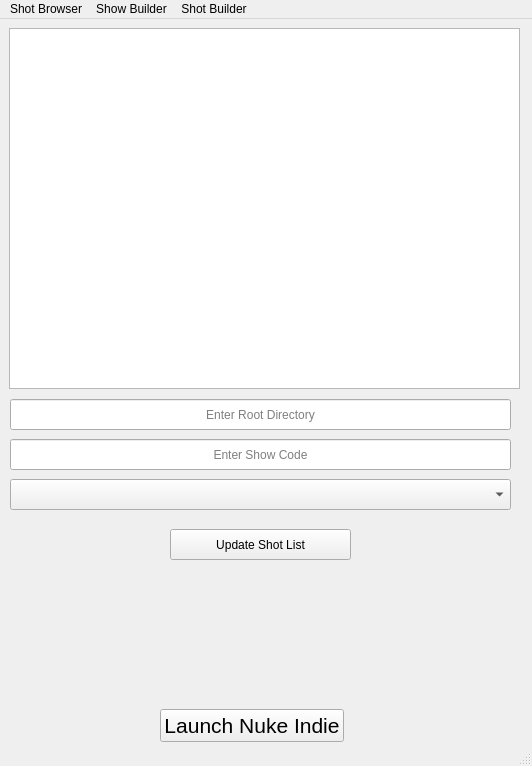
First picture: the form in __QtFiles__/NukeFileMangerGUI_v002.ui, repository zackthomas1/NukeFileManager, before the edit.
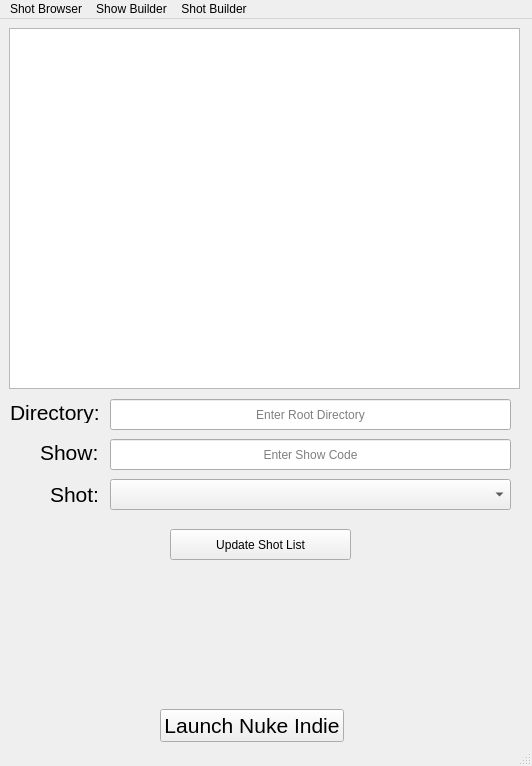
Second picture: the form after the edit.

The edit to the form file:
```diff
--- a/__QtFiles__/NukeFileMangerGUI_v002.ui
+++ b/__QtFiles__/NukeFileMangerGUI_v002.ui
@@ -45,9 +45,9 @@
    <widget class="QLineEdit" name="showCode_lineEdit">
     <property name="geometry">
      <rect>
-      <x>10</x>
+      <x>110</x>
       <y>420</y>
-      <width>501</width>
+      <width>401</width>
       <height>31</height>
      </rect>
     </property>
@@ -74,9 +74,9 @@
    <widget class="QLineEdit" name="rootDir_lineEdit">
     <property name="geometry">
      <rect>
-      <x>10</x>
+      <x>110</x>
       <y>380</y>
-      <width>501</width>
+      <width>401</width>
       <height>31</height>
      </rect>
     </property>
@@ -96,14 +96,65 @@
    <widget class="QComboBox" name="shotCode_comboBox">
     <property name="geometry">
      <rect>
+      <x>110</x>
+      <y>460</y>
+      <width>401</width>
+      <height>31</height>
+     </rect>
+    </property>
+   </widget>
+   <widget class="QLabel" name="Shot_label">
+    <property name="geometry">
+     <rect>
+      <x>50</x>
+      <y>460</y>
+      <width>61</width>
+      <height>31</height>
+     </rect>
+    </property>
+    <property name="font">
+     <font>
+      <pointsize>16</pointsize>
+     </font>
+    </property>
+    <property name="text">
+     <string>Shot: </string>
+    </property>
+   </widget>
+   <widget class="QLabel" name="Show_label">
+    <property name="geometry">
+     <rect>
+      <x>40</x>
+      <y>423</y>
+      <width>61</width>
+      <height>21</height>
+     </rect>
+    </property>
+    <property name="font">
+     <font>
+      <pointsize>16</pointsize>
+     </font>
+    </property>
+    <property name="text">
+     <string>Show:</string>
+    </property>
+   </widget>
+   <widget class="QLabel" name="Directory_label">
+    <property name="geometry">
+     <rect>
       <x>10</x>
-      <y>460</y>
-      <width>501</width>
-      <height>31</height>
+      <y>383</y>
+      <width>91</width>
+      <height>21</height>
      </rect>
     </property>
-    <property name="placeholderText">
-     <string>Shot Code</string>
+    <property name="font">
+     <font>
+      <pointsize>16</pointsize>
+     </font>
+    </property>
+    <property name="text">
+     <string>Directory:</string>
     </property>
    </widget>
   </widget>
```
